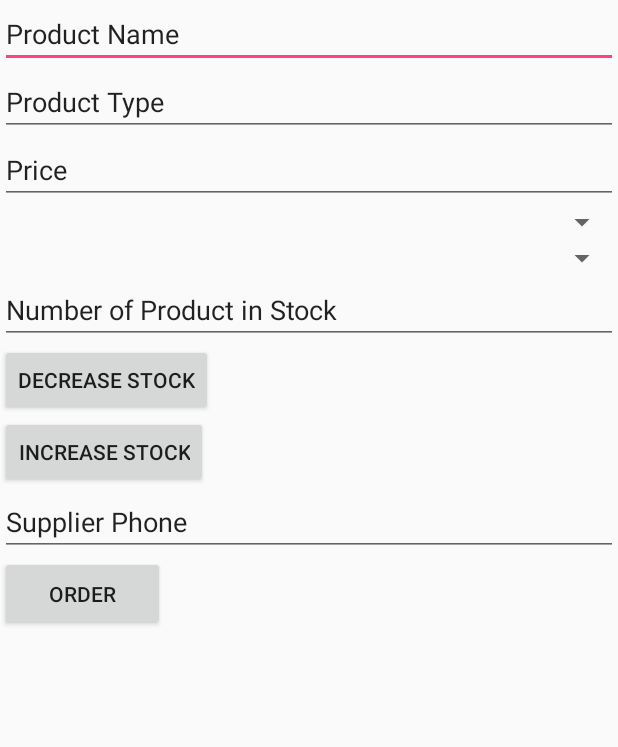
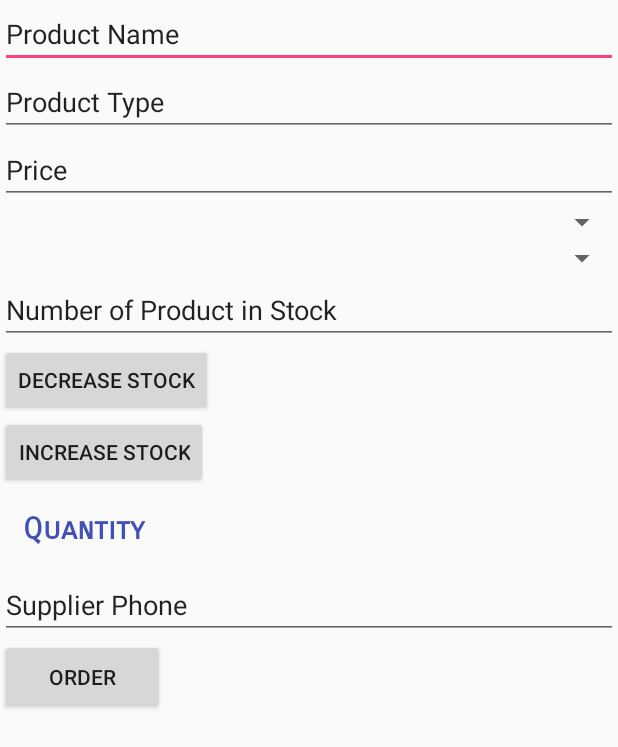
Before and after one commit to efehandanisman/ABNDP9InventoryApp, an Android app: the layout activity_inventorymanagement.xml on its own in the app's theme, with its tools: preview values and no code run, on a phone screen of 412 x 824 dp. Shown: the top 747 px of the screen. Run offline under Robolectric (Android 15) with nearby library versions, the phone set to English and light mode, and no system bars.

Commit message:
4th version

```diff
--- a/app/src/main/java/com/example/android/abndp9inventoryapp/InventoryActivity.java
+++ b/app/src/main/java/com/example/android/abndp9inventoryapp/InventoryActivity.java
@@ -76,7 +76,8 @@ public class InventoryActivity extends AppCompatActivity implements LoaderManage
         values.put(InventoryContract.InventoryEntry.COLUMN_PRODUCT_TYPE, "type");
         values.put(InventoryContract.InventoryEntry.COLUMN_PRICE, "price");
         values.put(InventoryContract.InventoryEntry.COLUMN_DISCOUNT, "discount");
-        values.put(InventoryContract.InventoryEntry.COLUMN_STOCK, "quantity");
+        values.put(InventoryContract.InventoryEntry.COLUMN_STOCK, "stock");
+        values.put(InventoryContract.InventoryEntry.COLUMN_QUANTITY,"quantity");
         values.put(InventoryContract.InventoryEntry.COLUMN_SUPPLIER_PHONE, "phone");
         Uri uri = getContentResolver().insert(InventoryContract.InventoryEntry.CONTENT_URI, values);
     }
@@ -115,6 +116,7 @@ public class InventoryActivity extends AppCompatActivity implements LoaderManage
                 InventoryContract.InventoryEntry.COLUMN_PRICE,
                 InventoryContract.InventoryEntry.COLUMN_STOCK,
                 InventoryContract.InventoryEntry.COLUMN_DISCOUNT,
+                InventoryContract.InventoryEntry.COLUMN_QUANTITY,
                 InventoryContract.InventoryEntry.COLUMN_SUPPLIER_PHONE,
 
         };
--- a/app/src/main/java/com/example/android/abndp9inventoryapp/data/InventoryDbHelper.java
+++ b/app/src/main/java/com/example/android/abndp9inventoryapp/data/InventoryDbHelper.java
@@ -24,7 +24,7 @@ public class InventoryDbHelper extends SQLiteOpenHelper {
                 + InventoryEntry.COLUMN_STOCK + " INTEGER NOT NULL, "
                 + InventoryEntry.COLUMN_QUANTITY + " INTEGER NOT NULL DEFAULT 0, "
                 + InventoryEntry.COLUMN_DISCOUNT + " INTEGER NOT NULL, "
-                + InventoryEntry.COLUMN_SUPPLIER_PHONE + " INTEGER);" ;
+                + InventoryEntry.COLUMN_SUPPLIER_PHONE + " INTEGER NOT NULL);" ;
 
         db.execSQL(SQL_CREATE_ENTRIES);
     }
--- a/app/src/main/res/layout/activity_inventorymanagement.xml
+++ b/app/src/main/res/layout/activity_inventorymanagement.xml
@@ -62,6 +62,16 @@
 
     </Button>
 
+    <TextView
+        android:id="@+id/quantity"
+        android:layout_width="wrap_content"
+        android:layout_height="wrap_content"
+        android:fontFamily="sans-serif-smallcaps"
+        android:padding="15dp"
+        android:text="Quantity"
+        android:textColor="@color/colorPrimary"
+        android:textSize="20sp"
+        android:textStyle="bold" />
 
     <EditText
         android:layout_width="match_parent"
```
Also changed, not shown: app/src/main/java/com/example/android/abndp9inventoryapp/InventoryCursorAdapter.java (+12 -1 lines), app/src/main/java/com/example/android/abndp9inventoryapp/InventoryManagementActivity.java (+18 -13 lines).
